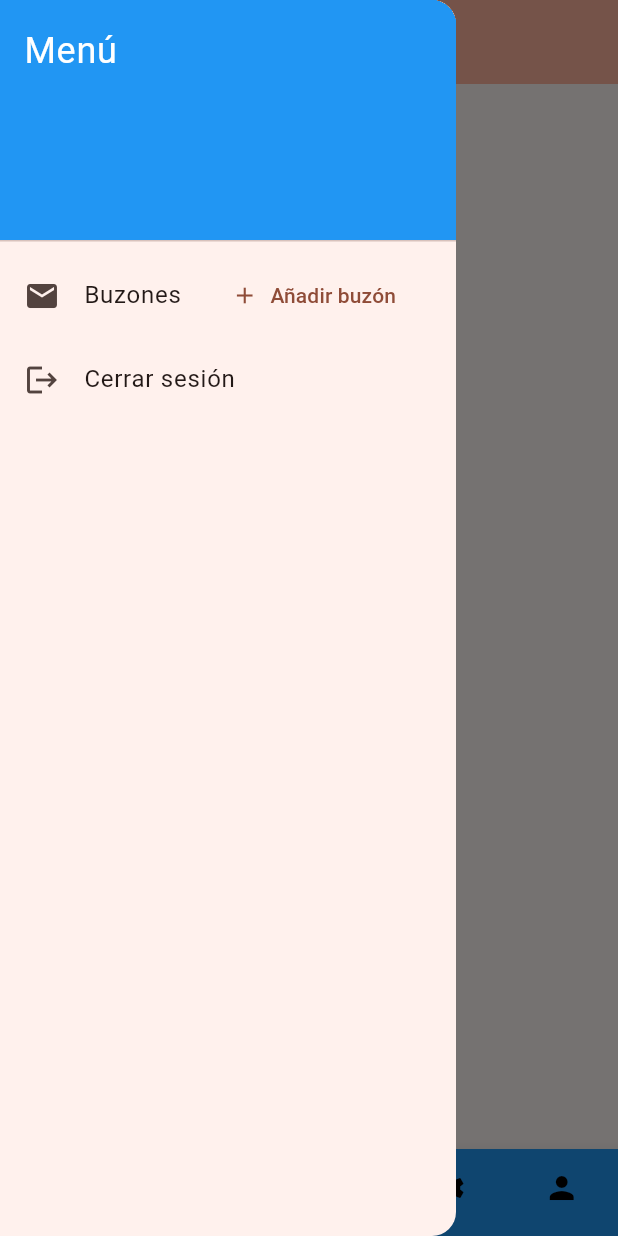
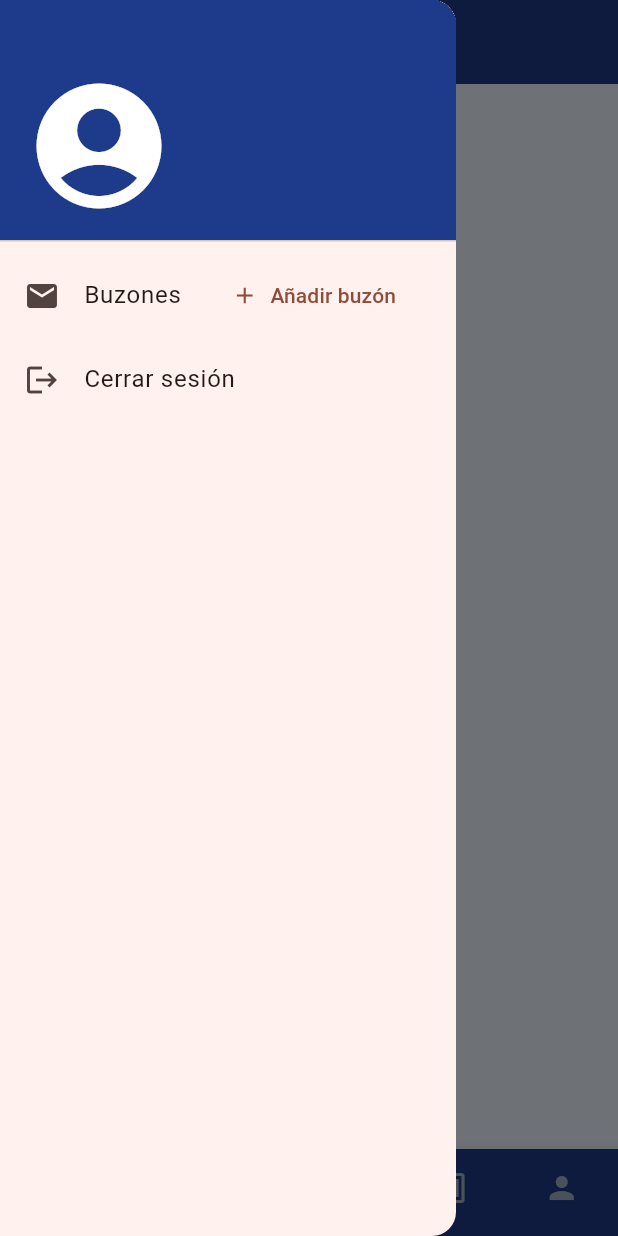
Before and after one commit to danielorviz/IntelligentMailbox, a Flutter app: the MyHomePage screen opened directly, with the side drawer open, on a phone screen of 412 x 824 dp. Run offline on Flutter 3.47's test engine with Material 3 defaults, Android fonts, the phone set to English and light mode, and no system bars; our stand-ins replace firebase_auth, firebase_core, firebase_database, fl_chart, google_sign_in, rxdart; accounts and stored records are empty; generated files the repository leaves out were written again.

Commit message:
Internacionalizacion y estilos

```diff
--- /dev/null
+++ b/intelligent_mailbox_app/l10n.yaml
@@ -0,0 +1,3 @@
+arb-dir: lib/l10n
+template-arb-file: app_en.arb
+output-localization-file: app_localizations.dart
--- a/intelligent_mailbox_app/lib/pages/home_page.dart
+++ b/intelligent_mailbox_app/lib/pages/home_page.dart
@@ -1,4 +1,5 @@
 import 'package:flutter/material.dart';
+import 'package:flutter_gen/gen_l10n/app_localizations.dart';
 import 'package:intelligent_mailbox_app/models/mailbox.dart';
 import 'package:intelligent_mailbox_app/pages/login_page.dart';
 import 'package:intelligent_mailbox_app/pages/mailbox_tab.dart';
@@ -9,6 +10,7 @@ import 'package:intelligent_mailbox_app/pages/tabs/settings_tab.dart';
 import 'package:intelligent_mailbox_app/providers/mailbox_provider.dart';
 import 'package:intelligent_mailbox_app/providers/user_provider.dart';
 import 'package:intelligent_mailbox_app/services/auth_service.dart';
+import 'package:intelligent_mailbox_app/utils/custom_colors.dart';
 import 'package:intelligent_mailbox_app/widgets/drawer_menu.dart';
 import 'package:intelligent_mailbox_app/widgets/bottom_navigation.dart';
 import 'package:provider/provider.dart';
@@ -22,7 +24,7 @@ class MyHomePage extends StatefulWidget {
 }
 
 class _MyHomePageState extends State<MyHomePage> {
-final AuthService _authService = AuthService();
+  final AuthService _authService = AuthService();
 
   int _selectedIndex = 0;
 
@@ -31,12 +33,13 @@ final AuthService _authService = AuthService();
       _selectedIndex = index;
     });
   }
+
   Future<void> _signOut(BuildContext context) async {
     await _authService.signOut();
     if (context.mounted) {
       Provider.of<UserProvider>(context, listen: false).setUser(null);
       Navigator.of(context).pushReplacement(
-         MaterialPageRoute(builder: (context) => const LoginScreen()),
+        MaterialPageRoute(builder: (context) => const LoginScreen()),
       );
     }
   }
@@ -46,19 +49,22 @@ final AuthService _authService = AuthService();
     final mailboxProvider = Provider.of<MailboxProvider>(context);
 
     return Scaffold(
+      backgroundColor: CustomColors.backagroudBlue,
       appBar: AppBar(
-        backgroundColor: Theme.of(context).colorScheme.inversePrimary,
-        title: Text(widget.title),
+        backgroundColor: CustomColors.primaryBlue,
+        title: Text(mailboxProvider.selectedMailbox?.name ??
+          AppLocalizations.of(context)!.appTitle,
+          style: TextStyle(color: CustomColors.unselectedItem, fontWeight: FontWeight.bold),
+        ),
+        iconTheme: const IconThemeData(color: CustomColors.unselectedItem),
       ),
-      drawer: DrawerMenu(
-        onSignOut: () => _signOut(context),
-      ),
+      drawer: DrawerMenu(onSignOut: () => _signOut(context)),
       body: IndexedStack(
         index: _selectedIndex,
         children: const <Widget>[
           HomeTab(),
-          MailboxTab(),
           NotificationsTab(),
+          AuthorizedKeysTab(),
           SettingsTab(),
           ProfileTab(),
         ],
--- a/intelligent_mailbox_app/lib/pages/mailbox_tab.dart
+++ b/intelligent_mailbox_app/lib/pages/mailbox_tab.dart
@@ -1,7 +1,7 @@
 import 'package:flutter/material.dart';
 
-class MailboxTab extends StatelessWidget {
-  const MailboxTab({super.key});
+class AuthorizedKeysTab extends StatelessWidget {
+  const AuthorizedKeysTab({super.key});
 
   @override
   Widget build(BuildContext context) {
--- a/intelligent_mailbox_app/lib/providers/mailbox_provider.dart
+++ b/intelligent_mailbox_app/lib/providers/mailbox_provider.dart
@@ -33,7 +33,7 @@ class MailboxProvider with ChangeNotifier {
           CombineLatestStream.list(mailboxStreams).listen((mailboxes) {
             _mailboxes = mailboxes;
             print('Carrgando mailboxex: $mailboxes');
-            if (_mailboxes.isNotEmpty && _selectedMailbox == null) {
+            if (_mailboxes.isNotEmpty) {
               selectMailbox(_mailboxes.first);
             }else if (_mailboxes.isEmpty){
               _selectedMailbox = null;
@@ -54,7 +54,7 @@ class MailboxProvider with ChangeNotifier {
   Future<void> selectMailbox(Mailbox mailbox) async {
     try {
       if(_selectedMailbox == mailbox){
-        return;
+        //return;
       }
       _selectedMailbox = mailbox;
       notifyListeners();
--- /dev/null
+++ b/intelligent_mailbox_app/lib/utils/custom_colors.dart
@@ -0,0 +1,20 @@
+import 'package:flutter/material.dart';
+
+class CustomColors {
+
+  static const Color primaryBlue = Color(0xFF1E3A8A);
+  static const Color secondaryBlue = Color(0xFF4F83CC);
+  static const Color unselectedItem = Color(0xFFA3B1C6);
+  static const Color backagroudBlue = Color(0xFFF0F7FF);
+
+  static const Color primaryValue = Color(0xFF6200EE);
+  static const Color primaryLightValue = Color(0xFF3700B3);
+  static const Color primaryDarkValue = Color(0xFF3700B3);
+  static const Color secondaryValue = Color(0xFF03DAC6);
+  static const Color secondaryLightValue = Color(0xFF03DAC6);
+  static const Color secondaryDarkValue = Color(0xFF03DAC6);
+  static const Color inversePrimaryValue = Color(0xFFFFFFFF);
+  static const Color inverseSecondaryValue = Color(0xFF000000);
+  static const Color errorValue = Color(0xFFB00020);
+  static const Color surfaceValue = Color(0xFFFFFFFF);
+}
--- a/intelligent_mailbox_app/lib/widgets/bottom_navigation.dart
+++ b/intelligent_mailbox_app/lib/widgets/bottom_navigation.dart
@@ -1,9 +1,10 @@
 import 'package:flutter/material.dart';
+import 'package:flutter_gen/gen_l10n/app_localizations.dart';
+import 'package:intelligent_mailbox_app/utils/custom_colors.dart';
 
 class BottomNavigation extends StatelessWidget {
   final int selectedIndex;
   final Function(int) onItemTapped;
-
   const BottomNavigation({
     super.key,
     required this.selectedIndex,
@@ -13,32 +14,37 @@ class BottomNavigation extends StatelessWidget {
   @override
   Widget build(BuildContext context) {
     return BottomNavigationBar(
-      items: const <BottomNavigationBarItem>[
+      items: <BottomNavigationBarItem>[
         BottomNavigationBarItem(
-          icon: Icon(Icons.home),
-          label: 'Home',
-          backgroundColor: Colors.blue,
+          icon: Icon(Icons.markunread_mailbox),
+          label: AppLocalizations.of(context)!.home,
+          backgroundColor: CustomColors.primaryBlue,
         ),
         BottomNavigationBarItem(
           icon: Icon(Icons.mail),
-          label: 'Mailbox',
+          label: AppLocalizations.of(context)!.mail,
+          backgroundColor: CustomColors.primaryBlue,
         ),
         BottomNavigationBarItem(
-          icon: Icon(Icons.notifications),
-          label: 'Notifications',
+          icon: Icon(Icons.dialpad),
+          label: AppLocalizations.of(context)!.keys,
+          backgroundColor: CustomColors.primaryBlue,
         ),
+
         BottomNavigationBarItem(
-          icon: Icon(Icons.settings),
-          label: 'Settings',
+          icon: Icon(Icons.nfc),
+          label: AppLocalizations.of(context)!.packages,
+          backgroundColor: CustomColors.primaryBlue,
         ),
         BottomNavigationBarItem(
           icon: Icon(Icons.person),
           label: 'Profile',
+          backgroundColor: CustomColors.primaryBlue,
         ),
       ],
       currentIndex: selectedIndex,
-      selectedItemColor: Colors.amber[800],
-      unselectedItemColor: Colors.black,
+      selectedItemColor: CustomColors.secondaryBlue,
+      unselectedItemColor:  CustomColors.unselectedItem,
       onTap: onItemTapped,
     );
   }
--- a/intelligent_mailbox_app/lib/widgets/drawer_menu.dart
+++ b/intelligent_mailbox_app/lib/widgets/drawer_menu.dart
@@ -1,63 +1,97 @@
+import 'package:firebase_auth/firebase_auth.dart';
 import 'package:flutter/material.dart';
 import 'package:intelligent_mailbox_app/models/mailbox.dart';
 import 'package:intelligent_mailbox_app/providers/mailbox_provider.dart';
+import 'package:intelligent_mailbox_app/providers/user_provider.dart';
+import 'package:intelligent_mailbox_app/utils/custom_colors.dart';
 import 'package:provider/provider.dart';
 
 class DrawerMenu extends StatelessWidget {
   final VoidCallback onSignOut;
 
-  DrawerMenu({
-    super.key,
-    required this.onSignOut,
-  });
+  DrawerMenu({super.key, required this.onSignOut});
 
   @override
   Widget build(BuildContext context) {
     final mailboxProvider = Provider.of<MailboxProvider>(context);
     final selectedMailbox = mailboxProvider.selectedMailbox;
     final mailboxes = mailboxProvider.mailboxes;
-
+    final userProvider = Provider.of<UserProvider>(context, listen: false);
     return Drawer(
       child: ListView(
         padding: EdgeInsets.zero,
         children: <Widget>[
-          const DrawerHeader(
-            decoration: BoxDecoration(
-              color: Colors.blue,
+          DrawerHeader(
+            decoration: BoxDecoration(color: CustomColors.primaryBlue),
+            child: Column(
+              crossAxisAlignment: CrossAxisAlignment.start,
+              children: <Widget>[
+                Text(
+                  userProvider.user?.displayName ?? '',
+                  style: TextStyle(color: Colors.white, fontSize: 20),
                 ),
-            child: Text(
-              'Menú',
-              style: TextStyle(
+                userProvider.user?.photoURL != null
+                    ? ClipOval(
+                      child: Image.network(
+                        userProvider.user!.photoURL!,
+                        width: 100,
+                        height: 100,
+                      ),
+                    )
+                    : ClipOval(
+                      child: Icon(
+                        Icons.account_circle,
+                        size: 100,
                         color: Colors.white,
-                fontSize: 24,
                       ),
+                    ),
+              ],
             ),
           ),
           ListTile(
             leading: const Icon(Icons.mail),
             title: const Text('Buzones'),
-            trailing: mailboxes.isNotEmpty ?  DropdownButton<String>(
-              value: selectedMailbox?.id,
+            trailing:
+                mailboxes.isNotEmpty
+                    ? DropdownButton<String>(
+                      value:
+                          mailboxes.any(
+                                (mailbox) => mailbox.id == selectedMailbox?.id,
+                              )
+                              ? selectedMailbox?.id
+                              : null,
                       icon: const Icon(Icons.arrow_downward),
                       elevation: 16,
                       style: const TextStyle(color: Colors.black),
                       underline: Container(
                         height: 2,
-                color: Colors.blue,
+                        color: CustomColors.primaryBlue,
                       ),
-              onChanged:(String? newValue) {
+                      onChanged: (String? newValue) {
                         if (newValue != null) {
-                  final newMailbox = mailboxes.firstWhere((mailbox) => mailbox.id == newValue);
+                          final newMailbox = mailboxes.firstWhere(
+                            (mailbox) => mailbox.id == newValue,
+                          );
                           mailboxProvider.selectMailbox(newMailbox);
                         }
                       },
-              items: mailboxes.map<DropdownMenuItem<String>>((Mailbox mailbox) {
+                      items:
+                          mailboxes.map<DropdownMenuItem<String>>((
+                            Mailbox mailbox,
+                          ) {
                             return DropdownMenuItem<String>(
                               value: mailbox.id,
-                  child: Text(mailbox.name),
+                              child: Text(
+                                mailbox.name,
+                                style: TextStyle(
+                                  color: Colors.black,
+                                  fontSize: 16,
+                                ),
+                              ),
                             );
                           }).toList(),
-            ) : TextButton.icon(
+                    )
+                    : TextButton.icon(
                       onPressed: () => {print("pressed")},
                       icon: const Icon(Icons.add),
                       label: const Text('Añadir buzón'),
--- a/intelligent_mailbox_app/pubspec.yaml
+++ b/intelligent_mailbox_app/pubspec.yaml
@@ -30,6 +30,9 @@ environment:
 dependencies:
   flutter:
     sdk: flutter
+  flutter_localizations:
+    sdk: flutter
+  intl: any
   firebase_core: ^3.12.1
   firebase_auth: ^5.5.1
   firebase_database: ^11.3.4
@@ -63,6 +66,7 @@ flutter:
   # included with your application, so that you can use the icons in
   # the material Icons class.
   uses-material-design: true
+  generate: true
 
   # To add assets to your application, add an assets section, like this:
   assets:
```
Also changed, not shown: intelligent_mailbox_app/lib/l10n/app_en.arb (added, +22 -0 lines), intelligent_mailbox_app/lib/l10n/app_es.arb (added, +21 -0 lines), intelligent_mailbox_app/lib/main.dart (+16 -5 lines), intelligent_mailbox_app/lib/pages/tabs/home_tab.dart (+17 -26 lines), intelligent_mailbox_app/lib/generated/intl/messages_all.dart (added), intelligent_mailbox_app/lib/generated/intl/messages_en.dart (added), intelligent_mailbox_app/lib/generated/l10n.dart (added). Lines whose indentation alone changed are shown as unchanged.
